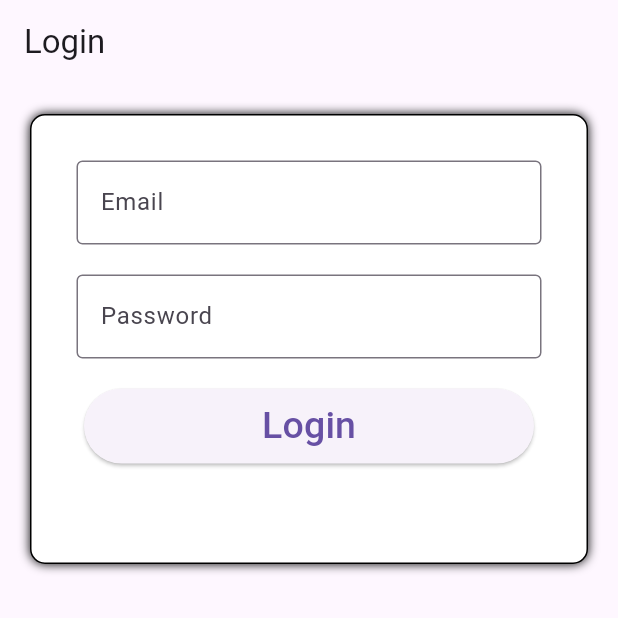
After one commit to LouisVoterra/emergingtech_gasal2425, a Flutter app: the screen it shows after launch, on a phone screen of 412 x 824 dp, the top half of it. The commit adds this screen. Run offline on Flutter 3.47's test engine with Material 3 defaults, Android fonts, the phone set to English and light mode, and no system bars; our stand-ins replace google_fonts, shared_preferences.

Commit message:
Week 6 done

```diff
--- /dev/null
+++ b/lib/login.dart
@@ -0,0 +1,99 @@
+import 'package:flutter/material.dart';
+import 'main.dart';
+
+class MyLogin extends StatelessWidget {
+  @override
+  Widget build(BuildContext context) {
+    return MaterialApp(
+      title: 'Flutter Demo',
+      theme: ThemeData(
+        primarySwatch: Colors.blue,
+      ),
+      home: Login(),
+    );
+  }
+}
+
+class Login extends StatefulWidget {
+  @override
+  State<StatefulWidget> createState() {
+    return _LoginState();
+  }
+}
+
+class _LoginState extends State<Login> {
+  String _email = "";
+  String _password = "";
+
+
+  @override
+  Widget build(BuildContext context) {
+    return Scaffold(
+      appBar: AppBar(
+        title: Text('Login'),
+      ),
+      body: Container(
+        height: 300,
+        margin: EdgeInsets.all(20),
+        padding: EdgeInsets.all(20),
+        decoration: BoxDecoration(
+          borderRadius: BorderRadius.all(Radius.circular(10)),
+          border: Border.all(width: 1),
+          color: Colors.white,
+          boxShadow: [BoxShadow(blurRadius: 5)]),
+          child: Column(children: [
+            Padding(
+              padding: EdgeInsets.all(10),
+              child: TextField(
+                onChanged: (v) {
+                  _email = v;
+                  active_user = v;
+                },
+                decoration: InputDecoration(
+                    border: OutlineInputBorder(),
+                    labelText: 'Email',
+                    hintText: 'Enter valid email id as abc@gmail.com'),
+              ),
+            ),
+            Padding(
+              padding: EdgeInsets.all(10),
+              //padding: EdgeInsets.symmetric(horizontal: 15),
+              child: TextField(
+                onChanged: (v) {
+                  _password = v;
+                },
+                obscureText: true,
+                decoration: InputDecoration(
+                    border: OutlineInputBorder(),
+                    labelText: 'Password',
+                    hintText: 'Enter secure password'),
+              ),
+            ),
+            Padding(
+                padding: EdgeInsets.all(10),
+                child: Container(
+                  height: 50,
+                  width: 300,
+                  decoration: BoxDecoration(
+                         borderRadius: BorderRadius.circular(20)),
+                  child: ElevatedButton(
+                    onPressed: () {
+                    // Contoh sederhana — login tanpa validasi
+                    if (_email.isNotEmpty && _password.isNotEmpty) {
+                      doLogin(_email, context); // simpan ke SharedPreferences & arahkan ke MyApp
+                    } else {
+                      ScaffoldMessenger.of(context).showSnackBar(
+                        SnackBar(content: Text("Email dan Password tidak boleh kosong")),
+                      );
+                    }
+                  },
+                    child: Text(
+                      'Login',
+                      style: TextStyle(fontSize: 25),
+                    ),
+                  ),
+                )),
+		      ]),
+   ));
+  }
+}
--- a/pubspec.yaml
+++ b/pubspec.yaml
@@ -36,6 +36,7 @@ dependencies:
   # The following adds the Cupertino Icons font to your application.
   # Use with the CupertinoIcons class for iOS style icons.
   cupertino_icons: ^1.0.8
+  shared_preferences: ^2.5.3 #dependency Share Preferences buat nyimpen data di local storage
 
 dev_dependencies:
   flutter_test:
```
Also changed, not shown: lib/main.dart (+115 -91 lines), pubspec.lock, 1 other file.
